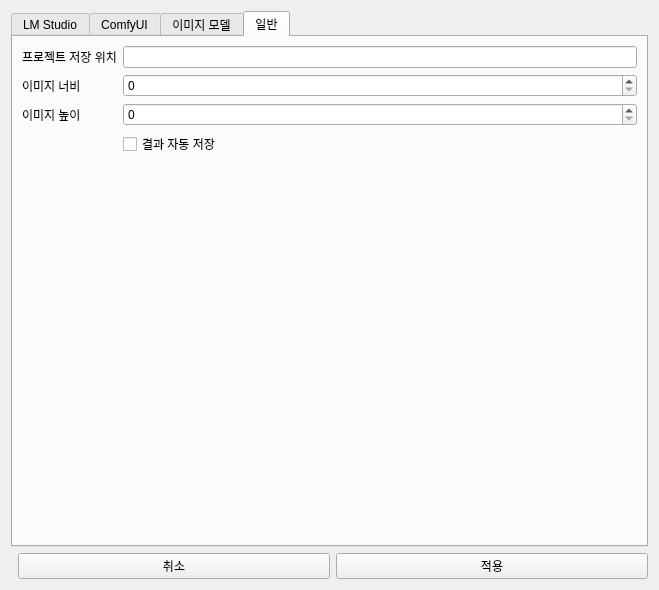
Qt form ui/settings/settings_window.ui (Donian-kor/4cut_LocalComic_Studio) before a commit.
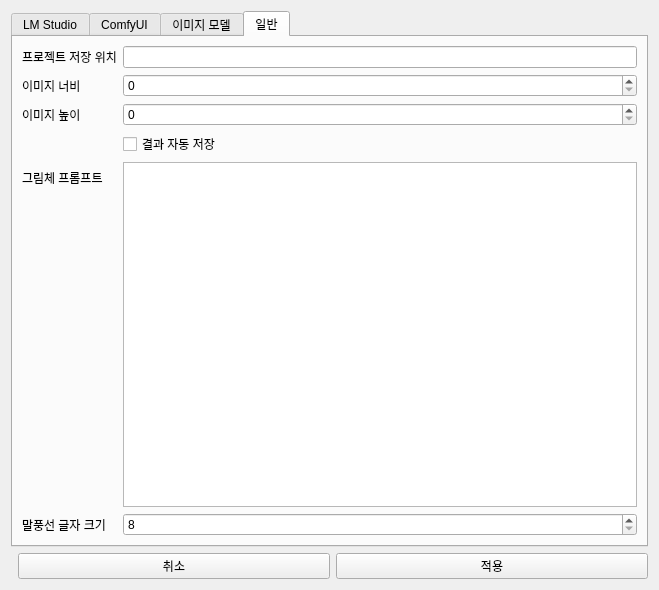
The same form after that commit. The open tabs and pages were chosen to show the change.

What changed in the file:
```diff
--- a/ui/settings/settings_window.ui
+++ b/ui/settings/settings_window.ui
@@ -89,6 +89,10 @@
       <item row="2" column="0"><widget class="QLabel"><property name="text"><string>이미지 높이</string></property></widget></item>
       <item row="2" column="1"><widget class="QSpinBox" name="heightSpin"><property name="maximum"><number>4096</number></property></widget></item>
       <item row="3" column="1"><widget class="QCheckBox" name="autoSaveCheck"><property name="text"><string>결과 자동 저장</string></property></widget></item>
+           <item row="4" column="0"><widget class="QLabel"><property name="text"><string>그림체 프롬프트</string></property></widget></item>
+      <item row="4" column="1"><widget class="QPlainTextEdit" name="stylePromptEdit"/></item>
+      <item row="5" column="0"><widget class="QLabel"><property name="text"><string>말풍선 글자 크기</string></property></widget></item>
+      <item row="5" column="1"><widget class="QSpinBox" name="bubbleFontSpin"><property name="maximum"><number>200</number></property><property name="minimum"><number>8</number></property></widget></item>
      </layout>
     </widget>
    </widget></item>
```
